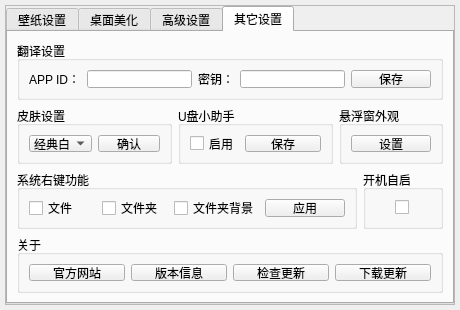
This is src/dialog.ui in yjmthu/Neobox as Qt 5 draws it before an edit. The edited form follows.
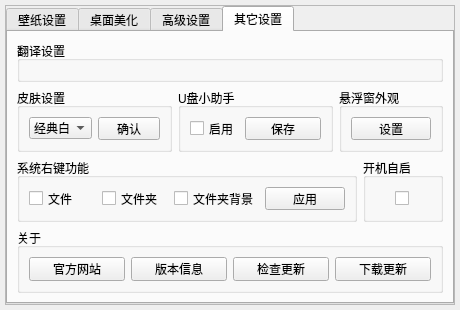
This is the edited form. The open tabs and pages were chosen to show the change. Icons and pictures are not drawn.

The edit to the form file:
```diff
--- a/src/dialog.ui
+++ b/src/dialog.ui
@@ -1019,47 +1019,7 @@
             <property name="title">
              <string>翻译设置</string>
             </property>
-            <layout class="QHBoxLayout" name="horizontalLayout_26">
-             <item>
-              <widget class="QLabel" name="label_18">
-               <property name="maximumSize">
-                <size>
-                 <width>16777215</width>
-                 <height>20</height>
-                </size>
-               </property>
-               <property name="text">
-                <string>APP ID：</string>
-               </property>
-              </widget>
-             </item>
-             <item>
-              <widget class="QLineEdit" name="line_APP_ID"/>
-             </item>
-             <item>
-              <widget class="QLabel" name="label_19">
-               <property name="text">
-                <string>密钥：</string>
-               </property>
-              </widget>
-             </item>
-             <item>
-              <widget class="QLineEdit" name="line_PASS_WORD"/>
-             </item>
-             <item>
-              <widget class="QPushButton" name="pBtn_Save_Tran_Info">
-               <property name="cursor">
-                <cursorShape>PointingHandCursor</cursorShape>
-               </property>
-               <property name="toolTip">
-                <string>*保存翻译验证信息</string>
-               </property>
-               <property name="text">
-                <string>保存</string>
-               </property>
-              </widget>
-             </item>
-            </layout>
+            <layout class="QHBoxLayout" name="horizontalLayout_26"/>
            </widget>
           </item>
           <item>
```
Left out of the diff: 2 changed lines with no effect on the pictures.
